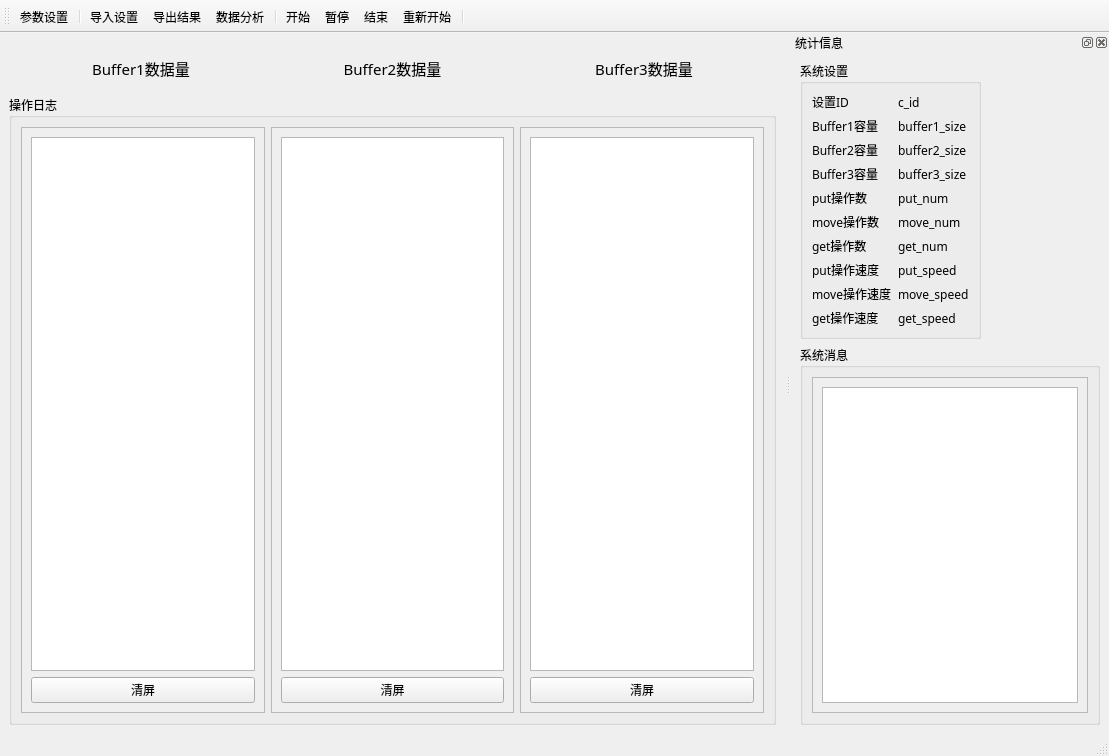
Old version of the form form/mainwindow.ui in the repository Meha555/OS_demo.
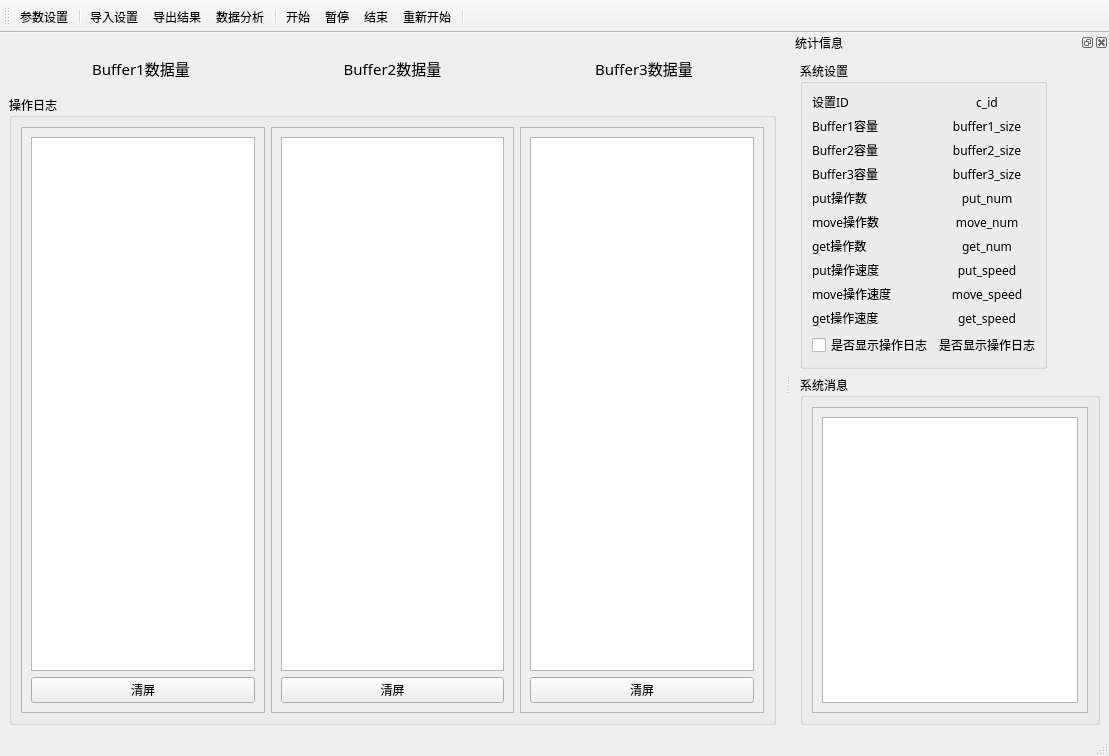
New version of the form. Icons and pictures are not drawn. Custom widgets are drawn as their Qt base class.

```diff
--- a/form/mainwindow.ui
+++ b/form/mainwindow.ui
@@ -381,6 +381,9 @@
           <property name="text">
            <string>c_id</string>
           </property>
+          <property name="alignment">
+           <set>Qt::AlignCenter</set>
+          </property>
          </widget>
         </item>
         <item row="1" column="0">
@@ -395,6 +398,9 @@
           <property name="text">
            <string>buffer1_size</string>
           </property>
+          <property name="alignment">
+           <set>Qt::AlignCenter</set>
+          </property>
          </widget>
         </item>
         <item row="2" column="0">
@@ -409,6 +415,9 @@
           <property name="text">
            <string>buffer2_size</string>
           </property>
+          <property name="alignment">
+           <set>Qt::AlignCenter</set>
+          </property>
          </widget>
         </item>
         <item row="3" column="0">
@@ -423,6 +432,9 @@
           <property name="text">
            <string>buffer3_size</string>
           </property>
+          <property name="alignment">
+           <set>Qt::AlignCenter</set>
+          </property>
          </widget>
         </item>
         <item row="4" column="0">
@@ -437,6 +449,9 @@
           <property name="text">
            <string>put_num</string>
           </property>
+          <property name="alignment">
+           <set>Qt::AlignCenter</set>
+          </property>
          </widget>
         </item>
         <item row="5" column="0">
@@ -451,6 +466,9 @@
           <property name="text">
            <string>move_num</string>
           </property>
+          <property name="alignment">
+           <set>Qt::AlignCenter</set>
+          </property>
          </widget>
         </item>
         <item row="6" column="0">
@@ -465,6 +483,9 @@
           <property name="text">
            <string>get_num</string>
           </property>
+          <property name="alignment">
+           <set>Qt::AlignCenter</set>
+          </property>
          </widget>
         </item>
         <item row="7" column="0">
@@ -479,6 +500,9 @@
           <property name="text">
            <string>put_speed</string>
           </property>
+          <property name="alignment">
+           <set>Qt::AlignCenter</set>
+          </property>
          </widget>
         </item>
         <item row="8" column="0">
@@ -493,6 +517,9 @@
           <property name="text">
            <string>move_speed</string>
           </property>
+          <property name="alignment">
+           <set>Qt::AlignCenter</set>
+          </property>
          </widget>
         </item>
         <item row="9" column="0">
@@ -507,6 +534,23 @@
           <property name="text">
            <string>get_speed</string>
           </property>
+          <property name="alignment">
+           <set>Qt::AlignCenter</set>
+          </property>
+         </widget>
+        </item>
+        <item row="10" column="0">
+         <widget class="QtMaterialToggle" name="ckboxLog">
+          <property name="text">
+           <string>是否显示操作日志</string>
+          </property>
+         </widget>
+        </item>
+        <item row="10" column="1">
+         <widget class="QLabel" name="label">
+          <property name="text">
+           <string>是否显示操作日志</string>
+          </property>
          </widget>
         </item>
        </layout>
@@ -541,7 +585,7 @@
              <x>0</x>
              <y>0</y>
              <width>274</width>
-             <height>289</height>
+             <height>260</height>
             </rect>
            </property>
            <layout class="QVBoxLayout" name="verticalLayout_5">
@@ -671,6 +715,11 @@
    <header>progressball.h</header>
    <container>1</container>
   </customwidget>
+  <customwidget>
+   <class>QtMaterialToggle</class>
+   <extends>QCheckBox</extends>
+   <header location="global">qtmaterialtoggle.h</header>
+  </customwidget>
  </customwidgets>
  <resources>
   <include location="../res.qrc"/>
```
